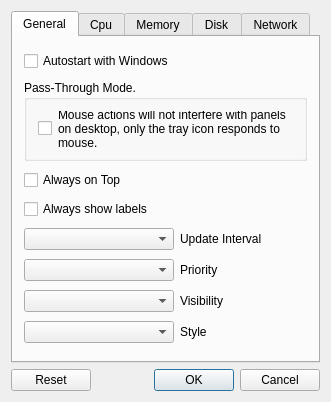
First picture: the form in PerformanceMonitor.ui, repository marcelmacuf/Performance-monitor5, before the edit.
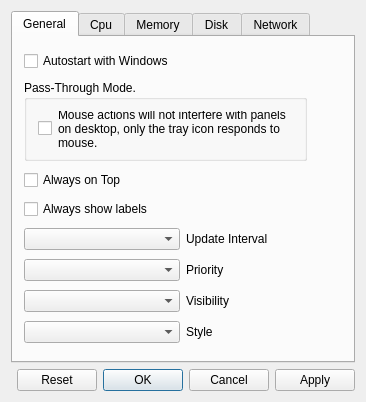
Second picture: the form after the edit. Icons and pictures are not drawn. Custom widgets are drawn as their Qt base class.

```diff
--- a/PerformanceMonitor.ui
+++ b/PerformanceMonitor.ui
@@ -21,14 +21,7 @@
    <item row="1" column="1">
     <widget class="QDialogButtonBox" name="buttonBox">
      <property name="standardButtons">
-      <set>QDialogButtonBox::StandardButton::Cancel|QDialogButtonBox::StandardButton::Ok</set>
-     </property>
-    </widget>
-   </item>
-   <item row="1" column="0">
-    <widget class="QPushButton" name="pbReset">
-     <property name="text">
-      <string>Reset</string>
+      <set>QDialogButtonBox::StandardButton::Apply|QDialogButtonBox::StandardButton::Cancel|QDialogButtonBox::StandardButton::Ok|QDialogButtonBox::StandardButton::Reset</set>
      </property>
     </widget>
    </item>
```
